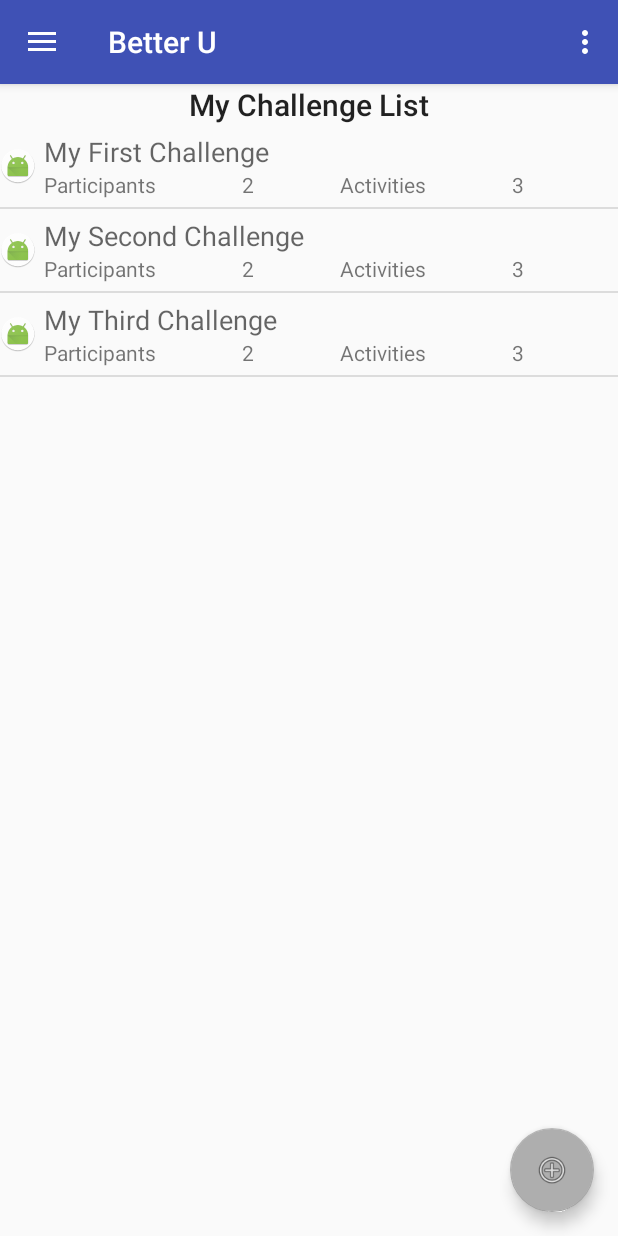
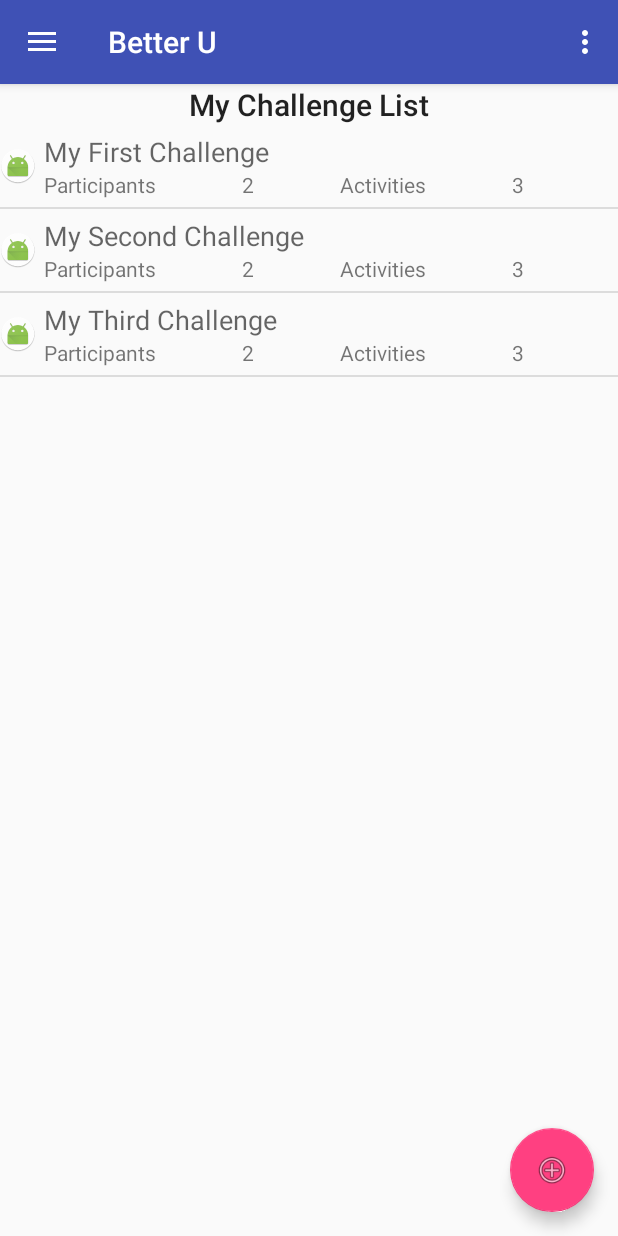
Before and after one commit to UCSD-BetterU/BetterU, an Android app: the screen it shows after launch (MainActivity), in the side drawer, after a tap on "Challenge", on a phone screen of 412 x 824 dp. Run offline under Robolectric (Android 15) with nearby library versions, the phone set to English and light mode, and no system bars; libraries missing offline, so code that uses them is left out: com.facebook, com.facebook.login.

Commit message:
update color,  school-girl-pink

```diff
--- a/app/src/main/res/values/colors.xml
+++ b/app/src/main/res/values/colors.xml
@@ -2,5 +2,5 @@
 <resources>
     <color name="colorPrimary">#3F51B5</color>
     <color name="colorPrimaryDark">#303F9F</color>
-    <color name="colorAccent">#aeaeae</color>
+    <color name="colorAccent">#FF4081</color>
 </resources>
```
